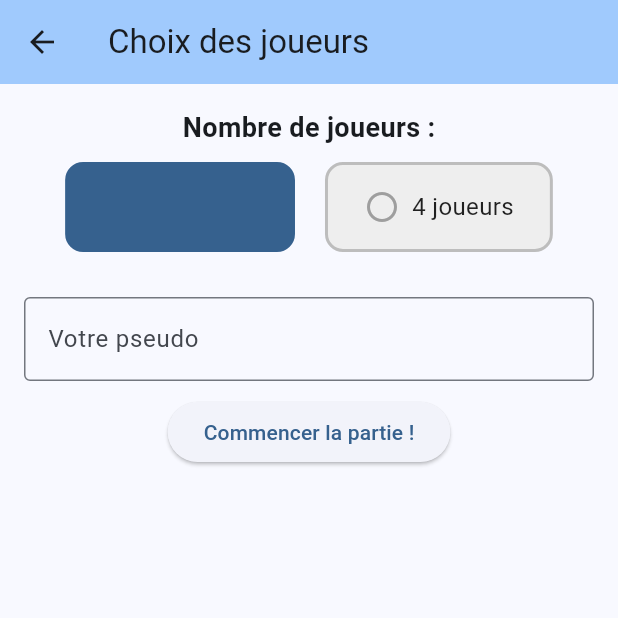
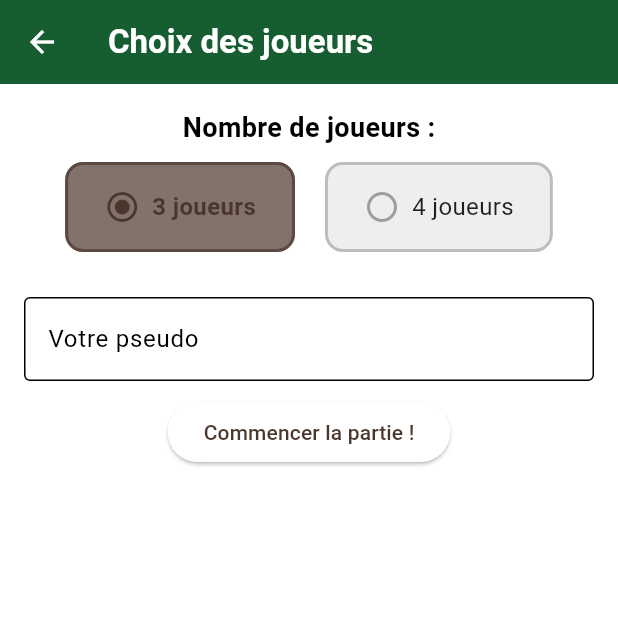
Before and after one commit to AntoineCuinet/game-tarot, a Flutter app: the screen it shows after launch, after a tap on "JOUER ->", on a phone screen of 412 x 824 dp, the top half of it. Run offline on Flutter 3.47's test engine with Material 3 defaults, Android fonts, the phone set to English and light mode, and no system bars.

Commit message:
feat: add dark mode and begin front-end

```diff
--- a/game_tarot_cuinet/lib/main.dart
+++ b/game_tarot_cuinet/lib/main.dart
@@ -9,6 +9,33 @@ void main() {
 
 class App extends StatelessWidget {
   const App({super.key});
+  final ColorScheme lightColorScheme = const ColorScheme(
+    brightness: Brightness.light,
+    primary: Color(0xFF4B362D),
+    onPrimary: Colors.white,
+    secondary: Color(0xFF165D31),
+    onSecondary: Colors.white,
+    tertiary: Color(0xFF262626),
+    onTertiary: Colors.white,
+    error: Color(0xFFB00020),
+    onError: Colors.white,
+    surface: Colors.white,
+    onSurface: Colors.black,
+  );
+
+  final ColorScheme darkColorScheme = const ColorScheme(
+    brightness: Brightness.dark,
+    primary: Color(0xFF4B362D),
+    onPrimary: Colors.white,
+    secondary: Color(0xFF262626),
+    onSecondary: Colors.white,
+    tertiary: Color(0xFF262626),
+    onTertiary: Colors.white,
+    error: Color(0xFFB00020),
+    onError: Colors.white,
+    surface: Colors.black,
+    onSurface: Colors.white,
+  );
 
   @override
   Widget build(BuildContext context) {
@@ -16,11 +43,16 @@ class App extends StatelessWidget {
       create: (_) => GameProvider(),
       child: MaterialApp(
         debugShowCheckedModeBanner: false,
-        title: 'Projet Développement Mobile',
+        title: 'Projet De Développement Mobile',
         theme: ThemeData(
-          colorScheme: ColorScheme.fromSeed(seedColor: Colors.blue),
+          colorScheme: lightColorScheme,
           useMaterial3: true,
         ),
+        darkTheme: ThemeData(
+          colorScheme: darkColorScheme,
+          useMaterial3: true,
+        ),
+        themeMode: ThemeMode.system,
         home: const HomePage(title: 'Jeu du tarot africain'),
       ),
     );
--- a/game_tarot_cuinet/lib/models/deck_model.dart
+++ b/game_tarot_cuinet/lib/models/deck_model.dart
@@ -13,6 +13,12 @@ class DeckModel {
 
   List<String> getAllCardNames() {
     return _deck.map((card) => card.name).toList();
+  }
+
+  List<CardModel> drawCards(int count) {
+    final drawn = _deck.sublist(0, count); // TODO: peut être faire carte par carte
+    _deck.removeRange(0, count);
+    return drawn;
   }
 
   void _generateTrumpsAndExcuse() {
--- a/game_tarot_cuinet/lib/models/game_model.dart
+++ b/game_tarot_cuinet/lib/models/game_model.dart
@@ -1,6 +1,5 @@
 import 'dart:math';
 import 'player_model.dart';
-import 'deck_model.dart';
 
 class GameModel {
   final List<PlayerModel> _players;
--- a/game_tarot_cuinet/lib/providers/game_provider.dart
+++ b/game_tarot_cuinet/lib/providers/game_provider.dart
@@ -1,17 +1,25 @@
-import 'package:flutter/foundation.dart';
 import 'package:flutter/material.dart';
+import '../models/trick_model.dart';
 import '../models/deck_model.dart';
 import '../models/player_model.dart';
 import '../viewmodels/game_view_model.dart';
 
+import '../views/number_input_dialog.dart';
+import '../views/card_choice_input_dialog.dart';
+
 class GameProvider extends ChangeNotifier {
     final GameViewModel _viewModel = GameViewModel();
 
+    TrickModel? _currentTrick;
+    PlayerModel? _trickWinner;
+
     List<PlayerModel> get players => _viewModel.players;
-    DeckModel get deck => _viewModel.deck;
+    TrickModel? get currentTrick => _currentTrick;
+    PlayerModel? get trickWinner => _trickWinner;
+    DeckModel get deck => _viewModel.currentDeck;
 
-    void addPlayer(String name) {
-        _viewModel.addPlayer(name);
+    void addPlayer(String name, bool isBot) {
+        _viewModel.addPlayer(name, isBot);
         notifyListeners();
     }
 
@@ -20,8 +28,35 @@ class GameProvider extends ChangeNotifier {
         notifyListeners();
     }
 
-    void startGame() {
-        _viewModel.startNewGame();
+    Future<void> startGame(BuildContext context) async {
+        await _viewModel.startNewGame(
+            // callback pour l'annonce humaine : affiche une popup et retourne l'entier
+            onHumanAnnounce: (player, maxValue) async {
+                return await numberInputDialog(context, max: maxValue);
+            },
+
+            // callback pour le choix de carte humain : affiche popup de choix de carte
+            onHumanPlay: (player, hand) async {
+                return await cardChoiceInputDialog(context, hand);
+            },
+
+            // callback appelé à chaque annonce (sert pour l'affichage en UI)
+            onAnnounceDisplayed: (player, announced) {
+                player.announce(announced); // met à jour le modèle
+                notifyListeners(); // rafraîchit la vue pour montrer l'annonce
+            },
+
+            // callback appelé à chaque carte jouée //TODO: make this
+            onCardPlayed: (player, card) {
+            //    // pratique : garder la dernière carte jouée dans le joueur pour affichage
+            //    player.lastPlayedCard = card; // assure-toi que PlayerModel possède lastPlayedCard
+            //    notifyListeners();
+            },
+        );
+    }
+
+    void showAnnouncement(PlayerModel player, int announced) {
+        player.announce(announced);
         notifyListeners();
     }
 }
--- /dev/null
+++ b/game_tarot_cuinet/lib/views/custom_button.dart
@@ -0,0 +1,46 @@
+import 'package:flutter/material.dart';
+
+class CustomButton extends StatelessWidget {
+  final String text;
+  final VoidCallback onPressed;
+  final Color? backgroundColor;
+  final Color? textColor;
+  final double borderRadius;
+  final EdgeInsetsGeometry padding;
+
+  const CustomButton({
+    super.key,
+    required this.text,
+    required this.onPressed,
+    this.backgroundColor,
+    this.textColor,
+    this.borderRadius = 12,
+    this.padding = const EdgeInsets.symmetric(vertical: 14, horizontal: 24),
+  });
+
+  @override
+  Widget build(BuildContext context) {
+    final ColorScheme colors = Theme.of(context).colorScheme;
+
+    return ElevatedButton(
+      style: ElevatedButton.styleFrom(
+        backgroundColor: backgroundColor ?? colors.primary,
+        foregroundColor: textColor ?? colors.onPrimary,
+        padding: padding,
+        shape: RoundedRectangleBorder(
+          borderRadius: BorderRadius.circular(borderRadius),
+        ),
+        elevation: 5,
+      ),
+      onPressed: onPressed,
+      child: Text(
+        text,
+        style: const TextStyle(
+          fontWeight: FontWeight.bold,
+          fontSize: 16,
+          letterSpacing: 1.2,
+        ),
+      ),
+    );
+  }
+}
--- a/game_tarot_cuinet/lib/views/home_page.dart
+++ b/game_tarot_cuinet/lib/views/home_page.dart
@@ -1,7 +1,6 @@
 import 'package:flutter/material.dart';
-import 'package:provider/provider.dart';
 import 'player_page.dart';
-import '../providers/game_provider.dart';
+import 'custom_button.dart';
 
 class HomePage extends StatefulWidget {
   const HomePage({super.key, required this.title});
@@ -15,27 +14,32 @@ class _HomePageState extends State<HomePage> {
 
   @override
   Widget build(BuildContext context) {
-    final gameProvider = Provider.of<GameProvider>(context);
-
     return Scaffold(
       appBar: AppBar(
-        title: Text(widget.title),
-        backgroundColor: Theme.of(context).colorScheme.inversePrimary,
+        title: Text(
+          widget.title,
+          style: TextStyle(fontSize: 22, fontWeight: FontWeight.bold, color: Theme.of(context).colorScheme.onSecondary),
+        ),
+        backgroundColor: Theme.of(context).colorScheme.secondary,
       ),
       body: Center(
         child: Column(
           mainAxisAlignment: MainAxisAlignment.center,
           children: [
-            Text("Bienvenu sur votre jeu de tarot africain !"),
-            ElevatedButton(
+            Text(
+              "Bienvenu sur votre jeu de tarot africain !",
+              style: const TextStyle(fontSize: 18, fontWeight: FontWeight.bold),
+            ),
+            const SizedBox(height: 30),
+            CustomButton(
+              text: "JOUER ->",
               onPressed: () {
                 Navigator.of(context).push(
                   MaterialPageRoute<void>(
-                    builder: (context) => PlayerPage(),
+                    builder: (context) => const PlayerPage(),
                   ),
                 );
               },
-              child: const Text('JOUER ->'),
             ),
           ],
         ),
--- /dev/null
+++ b/game_tarot_cuinet/lib/views/player_count_selector.dart
@@ -0,0 +1,61 @@
+import 'package:flutter/material.dart';
+
+class PlayerCountSelector extends StatelessWidget {
+  final int count;
+  final int selectedCount;
+  final ValueChanged<int> onSelected;
+
+  const PlayerCountSelector({
+    super.key,
+    required this.count,
+    required this.selectedCount,
+    required this.onSelected,
+  });
+
+  @override
+  Widget build(BuildContext context) {
+    final bool isSelected = selectedCount == count;
+
+    return GestureDetector(
+      onTap: () => onSelected(count),
+      child: AnimatedContainer(
+        duration: const Duration(milliseconds: 200),
+        padding: const EdgeInsets.symmetric(vertical: 16, horizontal: 24),
+        decoration: BoxDecoration(
+          color: isSelected
+              ? Theme.of(context).colorScheme.primary.withValues(alpha: 0.7)
+              : Colors.grey.shade200,
+          borderRadius: BorderRadius.circular(12),
+          border: Border.all(
+            color: isSelected
+                ? Theme.of(context).colorScheme.primary.withValues(alpha: 0.7)
+                : Colors.grey.shade400,
+            width: 2,
+          ),
+        ),
+        child: Row(
+          mainAxisSize: MainAxisSize.min,
+          children: [
+            Icon(
+              isSelected ? Icons.radio_button_checked : Icons.radio_button_off,
+              color: isSelected
+                  ? Theme.of(context).colorScheme.primary
+                  : Colors.grey,
+            ),
+            const SizedBox(width: 8),
+            Text(
+              '$count joueurs',
+              style: TextStyle(
+                fontSize: 16,
+                fontWeight: isSelected ? FontWeight.bold : FontWeight.normal,
+                color: isSelected
+                    ? Theme.of(context).colorScheme.primary
+                    : Colors.black87,
+              ),
+            ),
+          ],
+        ),
+      ),
+    );
+  }
+}
--- a/game_tarot_cuinet/lib/views/player_page.dart
+++ b/game_tarot_cuinet/lib/views/player_page.dart
@@ -2,6 +2,7 @@ import 'package:flutter/material.dart';
 import 'package:provider/provider.dart';
 import '../providers/game_provider.dart';
 import 'game_page.dart';
+import 'player_count_selector.dart';
 
 class PlayerPage extends StatefulWidget {
   const PlayerPage({super.key});
@@ -14,6 +15,7 @@ class _PlayerPageState extends State<PlayerPage> {
   final TextEditingController _nameController = TextEditingController();
   final GlobalKey<FormState> _formKey = GlobalKey<FormState>();
 
+  // By default
   int _selectedPlayerCount = 3;
 
   @override
@@ -26,22 +28,22 @@ class _PlayerPageState extends State<PlayerPage> {
     final provider = context.read<GameProvider>();
     if (_formKey.currentState!.validate()) {
       // Add player
-      provider.addPlayer(_nameController.text.trim());
+      provider.addPlayer(_nameController.text.trim(), false);
 
       // Add others player (bots)
       final missing = _selectedPlayerCount - provider.players.length;
       for (var i = 1; i <= missing; i++) {
-        provider.addPlayer('Bot $i');
+        provider.addPlayer('Bot $i', true);
       }
       _nameController.clear();
 
       // Start the game
-      provider.startGame();
+      provider.startGame(context);
 
       // Redirect to the game page
       Navigator.pushReplacement(
         context,
-        MaterialPageRoute(builder: (_) => const GamePage()),
+        MaterialPageRoute(builder: (context) => const GamePage()),
       );
     } else {
       ScaffoldMessenger.of(context).showSnackBar(
@@ -55,11 +57,14 @@ class _PlayerPageState extends State<PlayerPage> {
 
   @override
   Widget build(BuildContext context) {
-
     return Scaffold(
       appBar: AppBar(
-        title: const Text('Choix des joueurs'),
-        backgroundColor: Theme.of(context).colorScheme.inversePrimary,
+        title: Text(
+          'Choix des joueurs',
+          style: TextStyle(fontSize: 22, fontWeight: FontWeight.bold, color: Theme.of(context).colorScheme.onSecondary),
+        ),
+        backgroundColor: Theme.of(context).colorScheme.secondary,
+        iconTheme: IconThemeData(color: Colors.white),
       ),
       body: Padding(
         padding: const EdgeInsets.all(16),
@@ -78,9 +83,25 @@ class _PlayerPageState extends State<PlayerPage> {
               Row(
                 mainAxisAlignment: MainAxisAlignment.center,
                 children: [
-                  _buildPlayerCountSelector(3),
+                  PlayerCountSelector(
+                    count: 3,
+                    selectedCount: _selectedPlayerCount,
+                    onSelected: (value) {
+                      setState(() {
+                        _selectedPlayerCount = value;
+                      });
+                    },
+                  ),
                   const SizedBox(width: 20),
-                  _buildPlayerCountSelector(4),
+                  PlayerCountSelector(
+                    count: 4,
+                    selectedCount: _selectedPlayerCount,
+                    onSelected: (value) {
+                      setState(() {
+                        _selectedPlayerCount = value;
+                      });
+                    },
+                  ),
                 ],
               ),
               const SizedBox(height: 30),
```
Also changed, not shown: game_tarot_cuinet/lib/models/player_model.dart (+26 -2 lines), game_tarot_cuinet/lib/models/trick_model.dart (+88 -1 lines), game_tarot_cuinet/lib/models/turn_model.dart (+61 -1 lines), game_tarot_cuinet/lib/viewmodels/game_view_model.dart (+34 -7 lines), game_tarot_cuinet/lib/views/card_choice_input_dialog.dart (added, +35 -0 lines), game_tarot_cuinet/lib/views/game_page.dart (+23 -30 lines), game_tarot_cuinet/lib/views/number_input_dialog.dart (added, +37 -0 lines).
